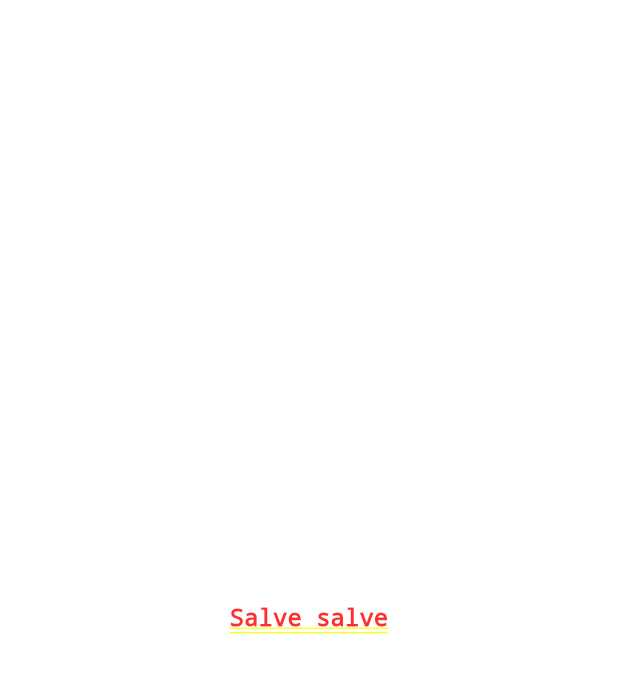
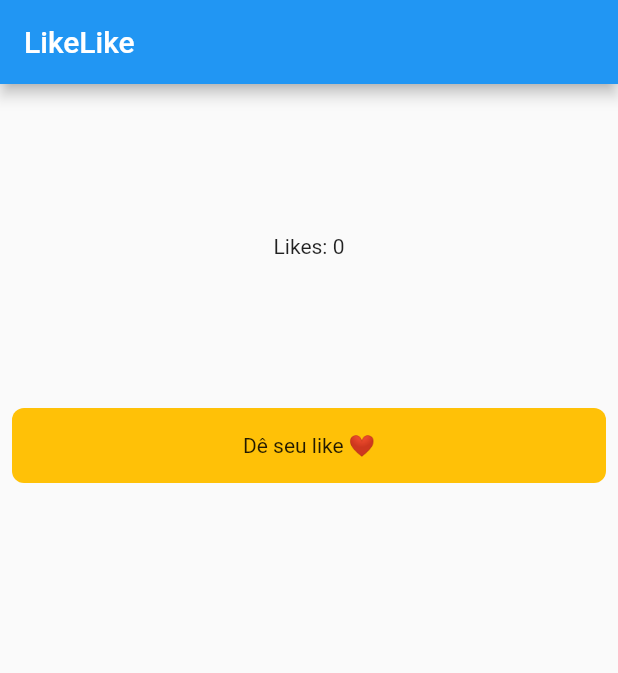
Before and after one commit to LaurenceZanotti/flutter_likelike_app, a Flutter app: the screen it shows after launch, on a phone screen of 412 x 824 dp. Shown: the top 673 px of the screen. Run offline on Flutter 3.47's test engine with Material 2 defaults, Android fonts, the phone set to English and light mode, and no system bars.

Commit message:
feat: like container stateful widget

```diff
--- a/lib/main.dart
+++ b/lib/main.dart
@@ -15,7 +15,45 @@ class MyApp extends StatelessWidget {
       theme: ThemeData(
         primarySwatch: Colors.blue,
       ),
-      home: Center(child: Text("Salve salve", style: TextStyle(fontSize: 16))),
+      home: Scaffold(
+          appBar: AppBar(title: const Text("LikeLike")), body: LikeContainer()),
     );
   }
 }
+
+class LikeContainer extends StatefulWidget {
+  const LikeContainer({super.key});
+
+  @override
+  State<LikeContainer> createState() => _LikeContainerState();
+}
+
+class _LikeContainerState extends State<LikeContainer> {
+  @override
+  Widget build(BuildContext context) {
+    return SingleChildScrollView(
+      child: Column(
+        children: [
+          const SizedBox(height: 100),
+          const Center(child: Text("Likes: 0")),
+          const SizedBox(height: 100),
+          GestureDetector(
+            onTap: () {
+              print("kkjjj clicado");
+            },
+            child: Container(
+              height: 50,
+              padding: const EdgeInsets.all(8.0),
+              margin: const EdgeInsets.symmetric(horizontal: 8),
+              decoration: BoxDecoration(
+                  borderRadius: BorderRadius.circular(8), color: Colors.amber),
+              child: Center(
+                child: Text("Dê seu like ❤"),
+              ),
+            ),
+          ),
+        ],
+      ),
+    );
+  }
+}
```
